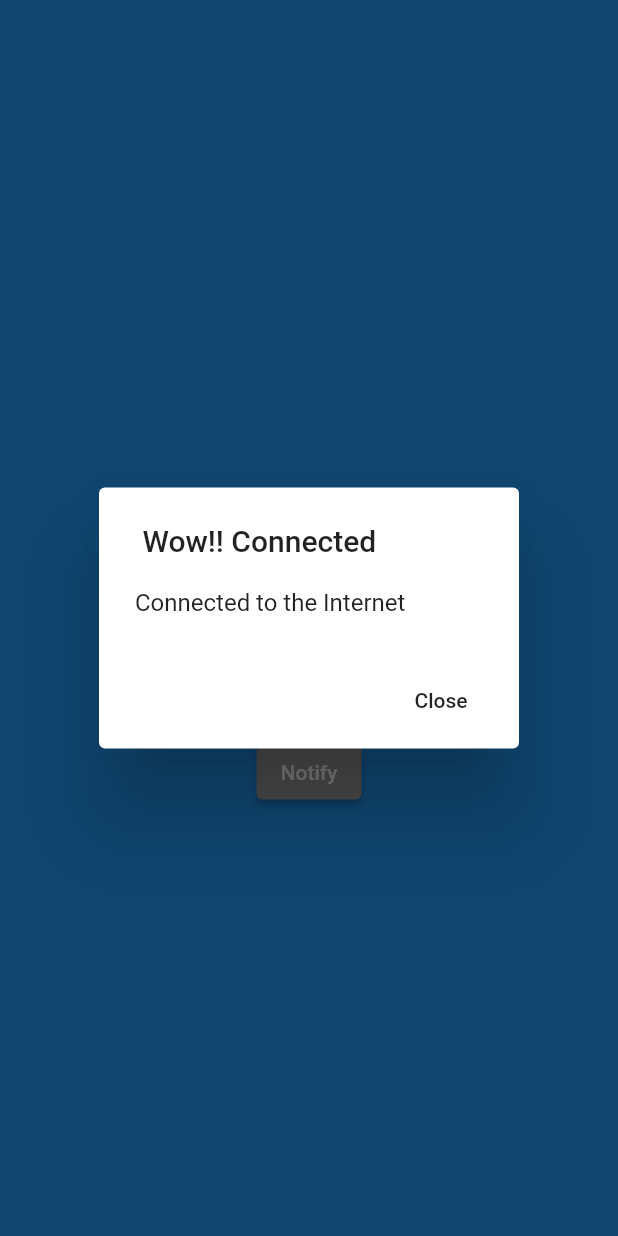
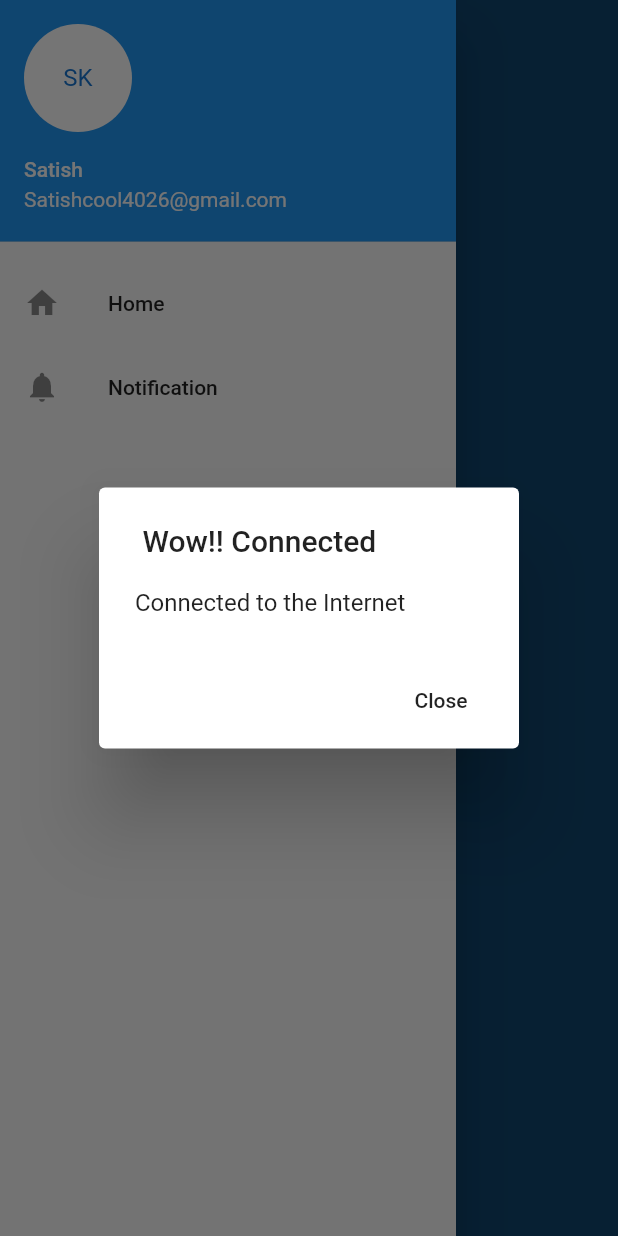
Before and after one commit to satishgenius/weather_app_api, a Flutter app: the screen it shows after launch, with the side drawer open (before the commit the screen has no drawer), on a phone screen of 412 x 824 dp. Run offline on Flutter 3.47's test engine with Material 2 defaults, Android fonts, the phone set to English and light mode, and no system bars; our stand-ins replace data_connection_checker, firebase_core, firebase_messaging, get; accounts and stored records are empty.

Commit message:
my drawer added

```diff
--- a/lib/pages/home_screen.dart
+++ b/lib/pages/home_screen.dart
@@ -1,6 +1,7 @@
 import 'dart:async';
 import 'package:flutter/material.dart';
 import 'package:get/get.dart';
+import 'package:weather_app_api/pages/mydrawer.dart';
 import 'package:weather_app_api/pages/notifypage.dart';
 import 'package:weather_app_api/services/data_service.dart';
 import 'package:weather_app_api/pages/model.dart';
@@ -37,8 +38,15 @@ class _HomeScreen extends State<HomeScreen> {
   @override
   Widget build(BuildContext context) {
     return MaterialApp(
-
         home: Scaffold(
+          appBar: AppBar(
+            bottomOpacity: 0,
+              elevation: 0,
+              title:Text("WeatherApp",
+            textAlign: TextAlign.start,
+          )
+          ),
+          drawer: MyDrawer(),
           backgroundColor: Colors.blue,
           body: Center(
             child: Column(
@@ -73,8 +81,8 @@ class _HomeScreen extends State<HomeScreen> {
                 ),
 
                 ElevatedButton(onPressed: _search, child: Text('Search',),style: ElevatedButton.styleFrom(primary: Colors.grey),),
-                ElevatedButton(onPressed: (){Get.to(NotifyPage());},
-                  child: Text('Notify',),style: ElevatedButton.styleFrom(primary: Colors.grey),)
+                // ElevatedButton(onPressed: (){Get.to(NotifyPage());},
+                //   child: Text('Notification',),style: ElevatedButton.styleFrom(primary: Colors.grey),)
               ],
             ),
           ),
--- /dev/null
+++ b/lib/pages/mydrawer.dart
@@ -0,0 +1,44 @@
+import 'package:flutter/material.dart';
+import 'package:get/get.dart';
+import 'package:weather_app_api/pages/home_screen.dart';
+import 'package:weather_app_api/pages/notifypage.dart';
+
+
+
+class MyDrawer extends StatelessWidget {
+  const MyDrawer({Key key}) : super(key: key);
+
+  @override
+  Widget build(BuildContext context) {
+    return Drawer(
+      child: Column(
+        children: <Widget>[
+          UserAccountsDrawerHeader(accountName: Text("Satish"), accountEmail: Text("Satishcool4026@gmail.com"),
+            currentAccountPicture: CircleAvatar(
+              backgroundColor: Colors.white,
+              child: Text("SK"),
+            ),
+          ),
+          SizedBox(
+
+            height: 5,
+          ),
+          ListTile(
+            onTap: (){
+              Get.off(HomeScreen());
+            },
+            leading: Icon(Icons.home),
+            title: Text("Home"),
+          ),
+          ListTile(
+            onTap: (){
+              Get.off(NotifyPage());
+            },
+            leading: Icon(Icons.notifications),
+            title: Text("Notification"),
+          )
+        ],
+      ),
+    );
+  }
+}
--- a/lib/pages/notifypage.dart
+++ b/lib/pages/notifypage.dart
@@ -1,4 +1,5 @@
 import 'package:flutter/material.dart';
+import 'package:weather_app_api/pages/mydrawer.dart';
 import 'package:weather_app_api/services/notifyservice.dart';
 
 
@@ -35,6 +36,7 @@ class _NotifyPageState extends State<NotifyPage> {
   @override
   Widget build(BuildContext context) {
     return Scaffold(
+      drawer: MyDrawer(),
       backgroundColor: Colors.blue,
       appBar: AppBar(
         elevation: 0,
@@ -56,7 +58,7 @@ class _NotifyPageState extends State<NotifyPage> {
             children: [
               Text(
                 notificationTitle,
-                style: Theme.of(context).textTheme.headline4,
+                style: TextStyle(fontWeight:FontWeight.bold,fontSize: 25),
               ),
               Text(
                 notificationBody,
--- a/lib/services/data_service.dart
+++ b/lib/services/data_service.dart
@@ -7,7 +7,7 @@ class DataService {
 ///city weather taking
     final queryParameters = {
       'q': city,
-      'appid': '98e8dfcf4ea2319b693eb4c58b2a6018',
+      'appid': '1213601c6ce2f765be09a55018655b08',
       'units': 'imperial'
     };
 ///from url taking the data from api
```
Also changed, not shown: 1 other file.
